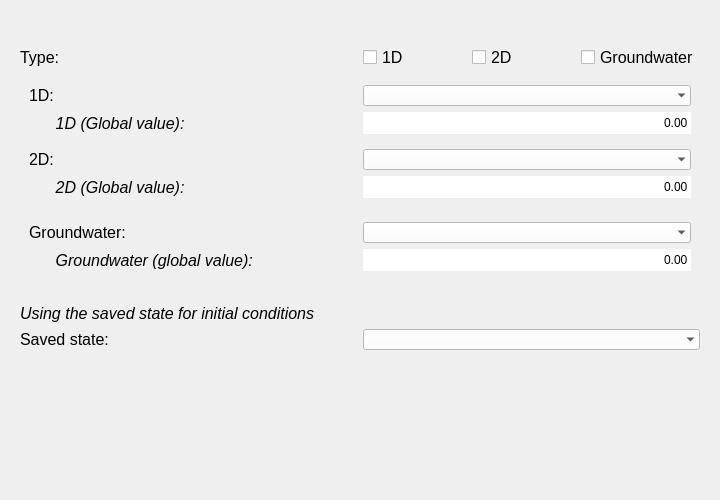
First picture: the form in threedi_api_qgis_client/ui/page_initial_conditions.ui, repository nens/threedi-api-qgis-client, before the edit.
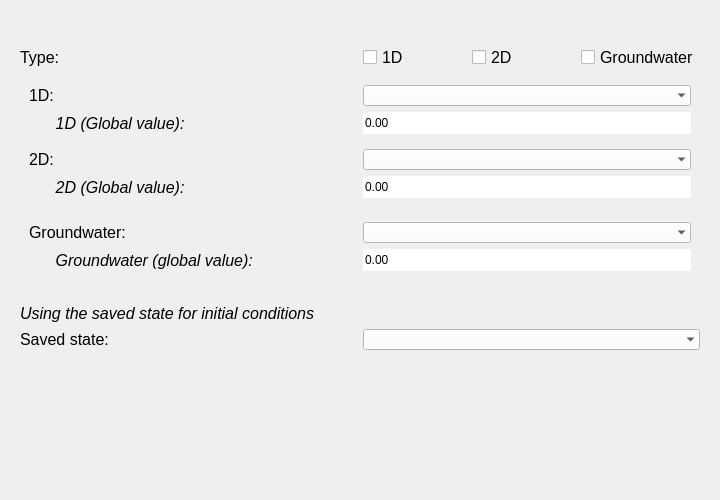
Second picture: the form after the edit.

Commit message: Work on the loading simulation parameters from templates.

What changed in the file:
```diff
--- a/threedi_api_qgis_client/ui/page_initial_conditions.ui
+++ b/threedi_api_qgis_client/ui/page_initial_conditions.ui
@@ -213,11 +213,14 @@
             <bool>false</bool>
            </property>
            <property name="alignment">
-            <set>Qt::AlignRight|Qt::AlignTrailing|Qt::AlignVCenter</set>
+            <set>Qt::AlignLeading|Qt::AlignLeft|Qt::AlignVCenter</set>
            </property>
            <property name="buttonSymbols">
             <enum>QAbstractSpinBox::NoButtons</enum>
            </property>
+           <property name="minimum">
+            <double>-100000000000000005366162204393472.000000000000000</double>
+           </property>
            <property name="maximum">
             <double>100000000000000004764729344.000000000000000</double>
            </property>
@@ -309,11 +312,14 @@
             <bool>false</bool>
            </property>
            <property name="alignment">
-            <set>Qt::AlignRight|Qt::AlignTrailing|Qt::AlignVCenter</set>
+            <set>Qt::AlignLeading|Qt::AlignLeft|Qt::AlignVCenter</set>
            </property>
            <property name="buttonSymbols">
             <enum>QAbstractSpinBox::NoButtons</enum>
            </property>
+           <property name="minimum">
+            <double>-100000000000000005366162204393472.000000000000000</double>
+           </property>
            <property name="maximum">
             <double>100000000000000004764729344.000000000000000</double>
            </property>
@@ -377,11 +383,14 @@
             <bool>false</bool>
            </property>
            <property name="alignment">
-            <set>Qt::AlignRight|Qt::AlignTrailing|Qt::AlignVCenter</set>
+            <set>Qt::AlignLeading|Qt::AlignLeft|Qt::AlignVCenter</set>
            </property>
            <property name="buttonSymbols">
             <enum>QAbstractSpinBox::NoButtons</enum>
            </property>
+           <property name="minimum">
+            <double>-100000000000000005366162204393472.000000000000000</double>
+           </property>
            <property name="maximum">
             <double>1000000000000000013287555072.000000000000000</double>
            </property>
```
